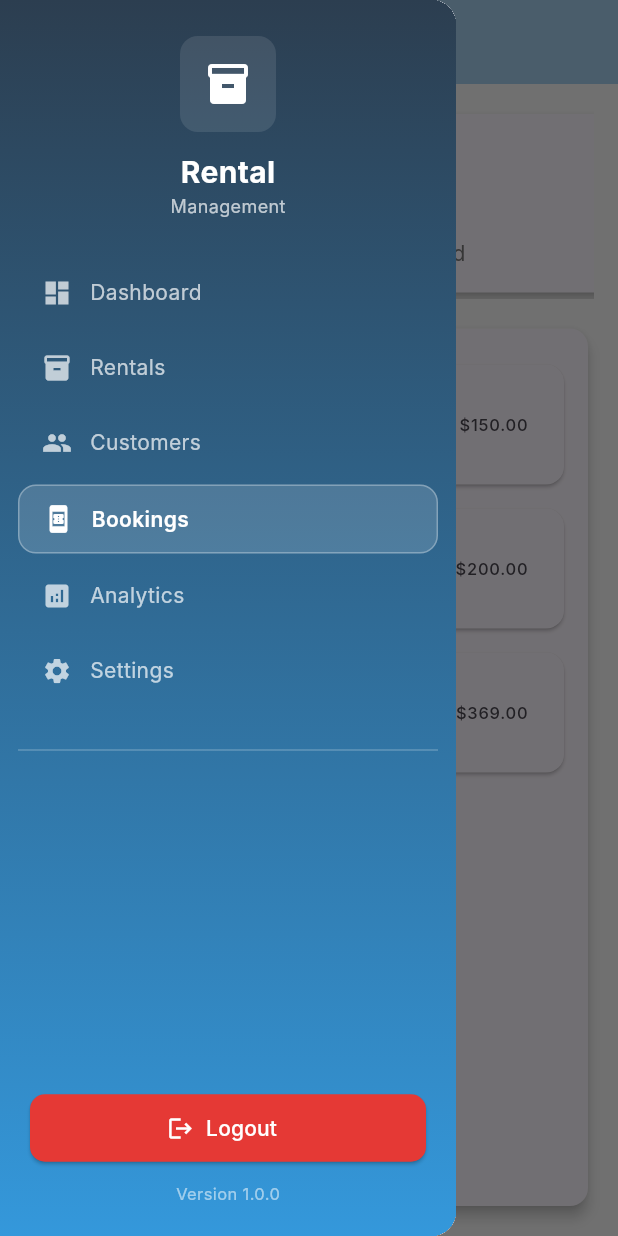
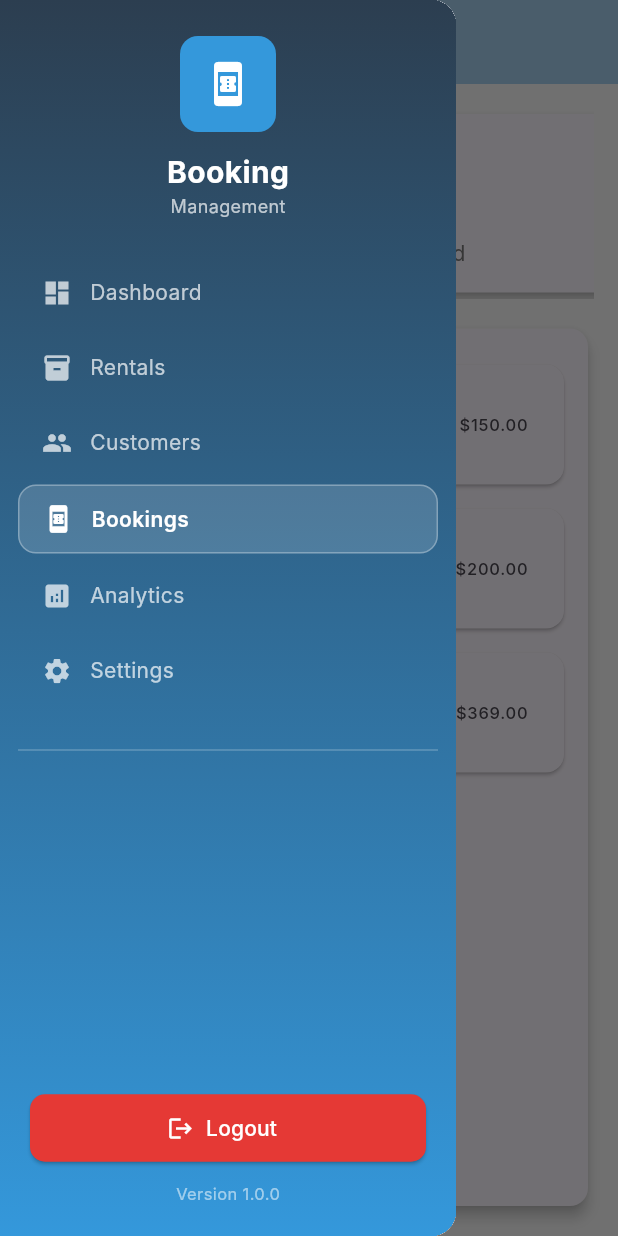
Before and after one commit to VarunDevFD/WRA_admin, a Flutter app: the BookingsView screen opened by its route, with the side drawer open, on a phone screen of 412 x 824 dp. Run offline on Flutter 3.47's test engine with Material 3 defaults, Android fonts, the phone set to English and light mode, and no system bars; our stand-ins replace fl_chart, get; Roboto replaces fonts that are missing (Inter).

Commit message:
Common: some pending covered

```diff
--- a/lib/app/views/anaytics/widgets/analytics_sidebar_widget.dart
+++ b/lib/app/views/anaytics/widgets/analytics_sidebar_widget.dart
@@ -41,7 +41,7 @@ class SidebarView extends StatelessWidget {
                     color: Color(0xFF3498db),
                     borderRadius: BorderRadius.circular(12),
                   ),
-                  child: Icon(Icons.store, color: Colors.white, size: 32),
+                  child: Icon(Icons.auto_graph, color: Colors.white, size: 32),
                 ),
                 SizedBox(height: 12),
                 Text(
--- a/lib/app/views/booking/bookings_screen.dart
+++ b/lib/app/views/booking/bookings_screen.dart
@@ -7,7 +7,6 @@ import 'package:wdr/app/views/booking/widgets/booking_body_table_widget.dart';
 import 'package:wdr/app/views/booking/widgets/booking_sidebar_session_widget.dart';
 import 'package:wdr/app/views/booking/widgets/booking_topbar_session_widget.dart';
 import 'package:wdr/app/views/booking/widgets/responsive_widget.dart';
-import 'package:wdr/app/views/rentals/widgets/rental_sidebar_widget.dart';
 import '../../models/booking.dart';
 
 class BookingsView extends StatelessWidget {
@@ -23,8 +22,9 @@ class BookingsView extends StatelessWidget {
     final commonColor = const Color.fromARGB(255, 161, 203, 233);
 
     return Scaffold(
-      drawer:
-          isMobile ? Drawer(child: Sidebar()) : null, // Drawer only for mobile
+      drawer: isMobile
+          ? Drawer(child: SideBarView())
+          : null, // Drawer only for mobile
       appBar: isMobile
           ? AppBar(
               title: const Text('BookingsView'),
--- a/lib/app/views/booking/widgets/booking_sidebar_session_widget.dart
+++ b/lib/app/views/booking/widgets/booking_sidebar_session_widget.dart
@@ -7,8 +7,11 @@ class SideBarView extends StatelessWidget {
 
   @override
   Widget build(BuildContext context) {
+    final screenWidth = MediaQuery.of(context).size.width;
+
+    final isTablet = screenWidth < 1200;
     return Container(
-      width: 260,
+      width: isTablet ? 200 : 260,
       decoration: BoxDecoration(
         gradient: LinearGradient(
           begin: Alignment.topCenter,
@@ -123,9 +126,9 @@ class SideBarView extends StatelessWidget {
           child: Container(
             padding: EdgeInsets.symmetric(horizontal: 16, vertical: 12),
             decoration: BoxDecoration(
-              color: isActive ? Color(0xFF3498db) : Colors.transparent,
+              color: isActive ? Color(0x26FFFFFF) : Colors.transparent,
               borderRadius: BorderRadius.circular(12),
-              border: isActive ? Border.all(color: Color(0xFF3498db)) : null,
+              border: isActive ? Border.all(color: Color(0x4DFFFFFF)) : null,
             ),
             child: Row(
               children: [
--- a/lib/app/views/rentals/widgets/rental_sidebar_widget.dart
+++ b/lib/app/views/rentals/widgets/rental_sidebar_widget.dart
@@ -7,8 +7,11 @@ class Sidebar extends StatelessWidget {
 
   @override
   Widget build(BuildContext context) {
+    final screenWidth = MediaQuery.of(context).size.width;
+
+    final isTablet = screenWidth < 1200;
     return Container(
-      width: 260,
+      width: isTablet ? 200 : 260,
       decoration: BoxDecoration(
         gradient: LinearGradient(
           begin: Alignment.topCenter,
@@ -35,7 +38,7 @@ class Sidebar extends StatelessWidget {
                 Container(
                   padding: EdgeInsets.all(16),
                   decoration: BoxDecoration(
-                    color: Color(0x1AFFFFFF),
+                    color: Color(0xFF3498db),
                     borderRadius: BorderRadius.circular(12),
                   ),
                   child: Icon(Icons.inventory, color: Colors.white, size: 32),
@@ -64,10 +67,10 @@ class Sidebar extends StatelessWidget {
               padding: EdgeInsets.symmetric(horizontal: 12),
               children: [
                 _sidebarItem(Icons.dashboard, 'Dashboard', '/dashboard'),
-                _sidebarItem(Icons.inventory, 'Rentals', '/rentals'),
+                _sidebarItem(Icons.inventory, 'Rentals', '/rentals',
+                    isActive: true),
                 _sidebarItem(Icons.people, 'Customers', '/customers'),
-                _sidebarItem(Icons.book_online, 'Bookings', '/bookings',
-                    isActive: true),
+                _sidebarItem(Icons.book_online, 'Bookings', '/bookings'),
                 _sidebarItem(Icons.analytics, 'Analytics', '/analytics'),
                 _sidebarItem(Icons.settings, 'Settings', '/settings'),
                 SizedBox(height: 20),
@@ -123,13 +126,9 @@ class Sidebar extends StatelessWidget {
           child: Container(
             padding: EdgeInsets.symmetric(horizontal: 16, vertical: 12),
             decoration: BoxDecoration(
-              color: isActive
-                  ? Colors.white.withOpacity(0.15)
-                  : Colors.transparent,
+              color: isActive ? Color(0x26FFFFFF) : Colors.transparent,
               borderRadius: BorderRadius.circular(12),
-              border: isActive
-                  ? Border.all(color: Colors.white.withOpacity(0.3))
-                  : null,
+              border: isActive ? Border.all(color: Color(0x4DFFFFFF)) : null,
             ),
             child: Row(
               children: [
```
Also changed, not shown: lib/app/controllers/dashboard_controller/dashboard_main_controller.dart (+4 -4 lines), lib/app/views/customers/widget/customer_sidebar_widet.dart (+6 -3 lines), lib/app/views/settings/widgets/settings_sidebar_widget.dart (+7 -8 lines), lib/app/widgets/dashboard_widgets/dashboard_sidebar_widget.dart (+5 -2 lines), lib/app/widgets/dashboard_widgets/dashboard_welcome_session_widget.dart (+8 -2 lines).
